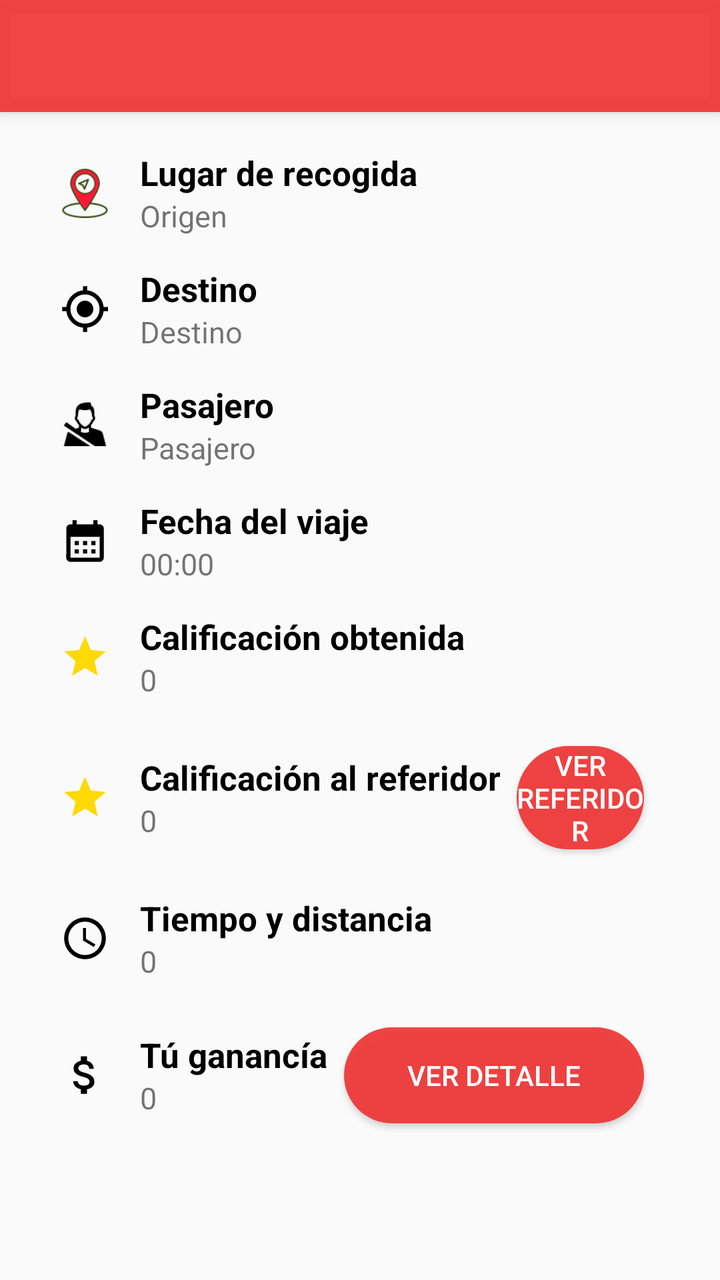
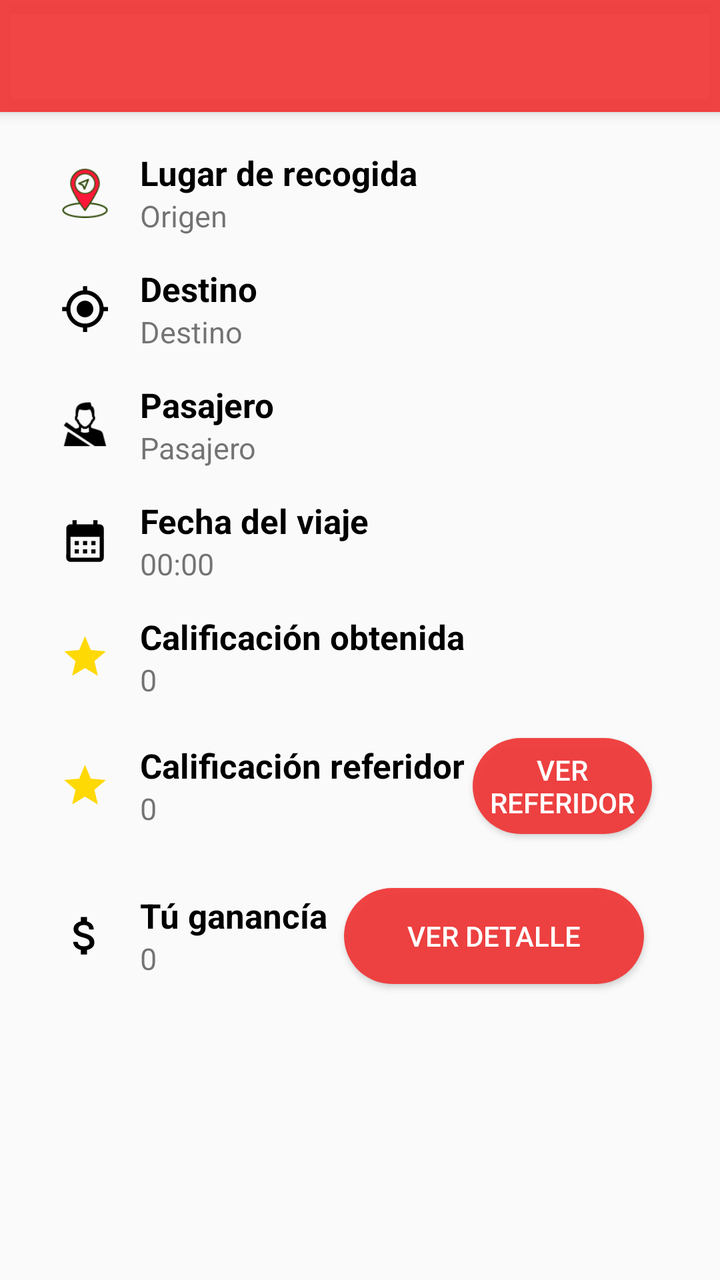

The first picture is an Android layout as it rendered before a commit; the second is the same layout after the commit. The layout source and the unified diff follow.
<!-- AndroidManifest.xml: application theme Theme.ToonsConductor -->
<!-- res/layout/activity_histories_details.xml -->
<?xml version="1.0" encoding="utf-8"?>
<androidx.coordinatorlayout.widget.CoordinatorLayout xmlns:android="http://schemas.android.com/apk/res/android"
    xmlns:app="http://schemas.android.com/apk/res-auto"
    xmlns:tools="http://schemas.android.com/tools"
    android:layout_width="match_parent"
    android:layout_height="match_parent"
    tools:context=".activitys.historiesDetails.HistoriesDetailActivity">

    <com.google.android.material.appbar.AppBarLayout
            android:layout_width="match_parent"
            android:layout_height="wrap_content">
        <androidx.appcompat.widget.Toolbar
            android:id="@+id/toolbar"
            android:layout_width="match_parent"
            android:layout_height="wrap_content" />
    </com.google.android.material.appbar.AppBarLayout>



    <LinearLayout
        android:layout_width="match_parent"
        android:layout_height="match_parent"
        android:orientation="vertical"
        android:layout_marginTop="60dp">

        <LinearLayout
            android:layout_width="match_parent"
            android:layout_height="wrap_content"
            android:orientation="horizontal"
            android:gravity="center_vertical"
            android:layout_marginLeft="30dp"
            android:layout_marginRight="30dp"
            android:layout_marginTop="15dp">

            <ImageView
                android:layout_width="25dp"
                android:layout_height="25dp"
                android:src="@drawable/my_location_red" />

            <LinearLayout
                android:layout_width="wrap_content"
                android:layout_height="wrap_content"
                android:orientation="vertical"
                android:layout_marginLeft="15dp">

                <TextView
                    android:layout_width="wrap_content"
                    android:layout_height="wrap_content"
                    android:text="Lugar de recogida"
                    android:textStyle="bold"
                    android:textColor="@color/black"
                    android:textSize="17sp"/>

                <TextView
                    android:id="@+id/textViewOrigin"
                    android:layout_width="wrap_content"
                    android:layout_height="wrap_content"
                    android:text="Origen"
                    android:textSize="15sp"/>

            </LinearLayout>

        </LinearLayout>


        <LinearLayout
            android:layout_width="match_parent"
            android:layout_height="wrap_content"
            android:orientation="horizontal"
            android:gravity="center_vertical"
            android:layout_marginLeft="30dp"
            android:layout_marginRight="30dp"
            android:layout_marginTop="15dp">

            <ImageView
                android:layout_width="25dp"
                android:layout_height="25dp"
                android:src="@drawable/baseline_my_location_24" />

            <LinearLayout
                android:layout_width="wrap_content"
                android:layout_height="wrap_content"
                android:orientation="vertical"
                android:layout_marginLeft="15dp">

                <TextView
                    android:layout_width="wrap_content"
                    android:layout_height="wrap_content"
                    android:text="Destino"
                    android:textStyle="bold"
                    android:textColor="@color/black"
                    android:textSize="17sp"/>

                <TextView
                    android:id="@+id/textViewDestination"
                    android:layout_width="wrap_content"
                    android:layout_height="wrap_content"
                    android:text="Destino"
                    android:textSize="15sp"/>

            </LinearLayout>

        </LinearLayout>

        <LinearLayout
            android:layout_width="match_parent"
            android:layout_height="wrap_content"
            android:orientation="horizontal"
            android:gravity="center_vertical"
            android:layout_marginLeft="30dp"
            android:layout_marginRight="30dp"
            android:layout_marginTop="15dp">

            <ImageView
                android:layout_width="25dp"
                android:layout_height="25dp"
                android:src="@drawable/ic_pasajero" />

            <LinearLayout
                android:layout_width="wrap_content"
                android:layout_height="wrap_content"
                android:orientation="vertical"
                android:layout_marginLeft="15dp">

                <TextView
                    android:layout_width="wrap_content"
                    android:layout_height="wrap_content"
                    android:text="Pasajero"
                    android:textStyle="bold"
                    android:textColor="@color/black"
                    android:textSize="17sp"/>

                <TextView
                    android:id="@+id/textViewPasajero"
                    android:layout_width="wrap_content"
                    android:layout_height="wrap_content"
                    android:text="Pasajero"
                    android:textSize="15sp"/>

            </LinearLayout>

        </LinearLayout>

        <LinearLayout
            android:layout_width="match_parent"
            android:layout_height="wrap_content"
            android:orientation="horizontal"
            android:gravity="center_vertical"
            android:layout_marginLeft="30dp"
            android:layout_marginRight="30dp"
            android:layout_marginTop="15dp">

            <ImageView
                android:layout_width="25dp"
                android:layout_height="25dp"
                android:src="@drawable/baseline_calendar_month_24" />

            <LinearLayout
                android:layout_width="wrap_content"
                android:layout_height="wrap_content"
                android:orientation="vertical"
                android:layout_marginLeft="15dp">

                <TextView
                    android:layout_width="wrap_content"
                    android:layout_height="wrap_content"
                    android:text="Fecha del viaje"
                    android:textStyle="bold"
                    android:textColor="@color/black"
                    android:textSize="17sp"/>

                <TextView
                    android:id="@+id/textViewDate"
                    android:layout_width="wrap_content"
                    android:layout_height="wrap_content"
                    android:text="00:00"
                    android:textSize="15sp"/>

            </LinearLayout>

        </LinearLayout>

        <LinearLayout
            android:layout_width="match_parent"
            android:layout_height="wrap_content"
            android:orientation="horizontal"
            android:gravity="center_vertical"
            android:layout_marginLeft="30dp"
            android:layout_marginRight="30dp"
            android:layout_marginTop="15dp">

            <ImageView
                android:layout_width="25dp"
                android:layout_height="25dp"
                android:src="@drawable/baseline_star_24" />

            <LinearLayout
                android:layout_width="wrap_content"
                android:layout_height="wrap_content"
                android:orientation="vertical"
                android:layout_marginLeft="15dp">

                <TextView
                    android:layout_width="wrap_content"
                    android:layout_height="wrap_content"
                    android:text="Calificación obtenida"
                    android:textStyle="bold"
                    android:textColor="@color/black"
                    android:textSize="17sp"/>

                <TextView
                    android:id="@+id/textViewMyCalification"
                    android:layout_width="wrap_content"
                    android:layout_height="wrap_content"
                    android:text="0"
                    android:textSize="15sp"/>

            </LinearLayout>

        </LinearLayout>

        <LinearLayout
            android:layout_width="match_parent"
            android:layout_height="wrap_content"
            android:orientation="horizontal"
            android:gravity="center_vertical"
            android:layout_marginLeft="30dp"
            android:layout_marginRight="30dp"
            android:layout_marginTop="15dp">

            <ImageView
                android:layout_width="25dp"
                android:layout_height="25dp"
                android:src="@drawable/baseline_star_24" />

            <LinearLayout
                android:layout_width="wrap_content"
                android:layout_height="wrap_content"
                android:orientation="vertical"
                android:layout_marginLeft="15dp">

                <TextView
                    android:layout_width="wrap_content"
                    android:layout_height="wrap_content"
                    android:text="Calificación al referidor"
                    android:textStyle="bold"
                    android:textColor="@color/black"
                    android:textSize="17sp"/>

                <TextView
                    android:id="@+id/textViewClientCalification"
                    android:layout_width="wrap_content"
                    android:layout_height="wrap_content"
                    android:text="0"
                    android:textSize="15sp"/>

            </LinearLayout>

            <Button
                android:layout_margin="8dp"
                android:id="@+id/button_ver_cliente"
                android:layout_width="100dp"
                android:layout_height="wrap_content"
                android:layout_weight="1"
                android:background="@drawable/boton_redondo"
                android:textColor="@color/white"
                android:text="Ver Referidor" />


        </LinearLayout>

        <LinearLayout
            android:layout_width="match_parent"
            android:layout_height="wrap_content"
            android:orientation="horizontal"
            android:gravity="center_vertical"
            android:layout_marginLeft="30dp"
            android:layout_marginRight="30dp"
            android:layout_marginTop="15dp">

            <ImageView
                android:layout_width="25dp"
                android:layout_height="25dp"
                android:src="@drawable/baseline_access_time_24" />

            <LinearLayout
                android:layout_width="wrap_content"
                android:layout_height="wrap_content"
                android:orientation="vertical"
                android:layout_marginLeft="15dp">

                <TextView
                    android:layout_width="wrap_content"
                    android:layout_height="wrap_content"
                    android:text="Tiempo y distancia"
                    android:textStyle="bold"
                    android:textColor="@color/black"
                    android:textSize="17sp"/>

                <TextView
                    android:id="@+id/textViewTimeAndDistance"
                    android:layout_width="wrap_content"
                    android:layout_height="wrap_content"
                    android:text="0"
                    android:textSize="15sp"/>

            </LinearLayout>

        </LinearLayout>

        <LinearLayout
            android:layout_width="match_parent"
            android:layout_height="wrap_content"
            android:orientation="horizontal"
            android:gravity="center_vertical"
            android:layout_marginLeft="30dp"
            android:layout_marginRight="30dp"
            android:layout_marginTop="15dp">

            <ImageView
                android:layout_width="25dp"
                android:layout_height="25dp"
                android:src="@drawable/baseline_attach_money_24" />

            <LinearLayout
                android:layout_width="wrap_content"
                android:layout_height="wrap_content"
                android:orientation="vertical"
                android:layout_marginLeft="15dp">

                <TextView
                    android:layout_width="wrap_content"
                    android:layout_height="wrap_content"
                    android:text="Tú ganancía"
                    android:textStyle="bold"
                    android:textColor="@color/black"
                    android:textSize="17sp"/>

                <TextView
                    android:id="@+id/textViewPrice"
                    android:layout_width="wrap_content"
                    android:layout_height="wrap_content"
                    android:text="0"
                    android:textSize="15sp"/>

            </LinearLayout>

            <Button
                android:layout_margin="8dp"
                android:id="@+id/button_ver_detalle"
                android:layout_width="150dp"
                android:layout_height="wrap_content"

                android:background="@drawable/boton_redondo"
                android:textColor="@color/white"
                android:text="Ver detalle" />

        </LinearLayout>

    </LinearLayout>

</androidx.coordinatorlayout.widget.CoordinatorLayout>
<!-- resources referenced by this layout -->
<resources>
  <color name="black">#FF000000</color>
  <color name="white">#FFFFFFFF</color>
  <!-- drawable baseline_access_time_24 (drawable) -->
  <vector android:height="24dp" android:tint="#000000"
      android:viewportHeight="24" android:viewportWidth="24"
      android:width="24dp" xmlns:android="http://schemas.android.com/apk/res/android">
      <path android:fillColor="@android:color/white" android:pathData="M11.99,2C6.47,2 2,6.48 2,12s4.47,10 9.99,10C17.52,22 22,17.52 22,12S17.52,2 11.99,2zM12,20c-4.42,0 -8,-3.58 -8,-8s3.58,-8 8,-8 8,3.58 8,8 -3.58,8 -8,8z"/>
      <path android:fillColor="@android:color/white" android:pathData="M12.5,7H11v6l5.25,3.15 0.75,-1.23 -4.5,-2.67z"/>
  </vector>
  <!-- drawable baseline_attach_money_24 (drawable) -->
  <vector android:height="24dp" android:tint="#000000"
      android:viewportHeight="24" android:viewportWidth="24"
      android:width="24dp" xmlns:android="http://schemas.android.com/apk/res/android">
      <path android:fillColor="@android:color/white" android:pathData="M11.8,10.9c-2.27,-0.59 -3,-1.2 -3,-2.15 0,-1.09 1.01,-1.85 2.7,-1.85 1.78,0 2.44,0.85 2.5,2.1h2.21c-0.07,-1.72 -1.12,-3.3 -3.21,-3.81V3h-3v2.16c-1.94,0.42 -3.5,1.68 -3.5,3.61 0,2.31 1.91,3.46 4.7,4.13 2.5,0.6 3,1.48 3,2.41 0,0.69 -0.49,1.79 -2.7,1.79 -2.06,0 -2.87,-0.92 -2.98,-2.1h-2.2c0.12,2.19 1.76,3.42 3.68,3.83V21h3v-2.15c1.95,-0.37 3.5,-1.5 3.5,-3.55 0,-2.84 -2.43,-3.81 -4.7,-4.4z"/>
  </vector>
  <!-- drawable baseline_calendar_month_24 (drawable) -->
  <vector android:height="24dp" android:tint="#000000"
      android:viewportHeight="24" android:viewportWidth="24"
      android:width="24dp" xmlns:android="http://schemas.android.com/apk/res/android">
      <path android:fillColor="@android:color/white" android:pathData="M19,4h-1V2h-2v2H8V2H6v2H5C3.89,4 3.01,4.9 3.01,6L3,20c0,1.1 0.89,2 2,2h14c1.1,0 2,-0.9 2,-2V6C21,4.9 20.1,4 19,4zM19,20H5V10h14V20zM9,14H7v-2h2V14zM13,14h-2v-2h2V14zM17,14h-2v-2h2V14zM9,18H7v-2h2V18zM13,18h-2v-2h2V18zM17,18h-2v-2h2V18z"/>
  </vector>
  <!-- drawable baseline_my_location_24 (drawable) -->
  <vector android:height="24dp" android:tint="#000000"
      android:viewportHeight="24" android:viewportWidth="24"
      android:width="24dp" xmlns:android="http://schemas.android.com/apk/res/android">
      <path android:fillColor="@android:color/white" android:pathData="M12,8c-2.21,0 -4,1.79 -4,4s1.79,4 4,4 4,-1.79 4,-4 -1.79,-4 -4,-4zM20.94,11c-0.46,-4.17 -3.77,-7.48 -7.94,-7.94L13,1h-2v2.06C6.83,3.52 3.52,6.83 3.06,11L1,11v2h2.06c0.46,4.17 3.77,7.48 7.94,7.94L11,23h2v-2.06c4.17,-0.46 7.48,-3.77 7.94,-7.94L23,13v-2h-2.06zM12,19c-3.87,0 -7,-3.13 -7,-7s3.13,-7 7,-7 7,3.13 7,7 -3.13,7 -7,7z"/>
  </vector>
  <!-- drawable baseline_star_24 (drawable) -->
  <vector android:height="24dp" android:tint="#FFD904"
      android:viewportHeight="24" android:viewportWidth="24"
      android:width="24dp" xmlns:android="http://schemas.android.com/apk/res/android">
      <path android:fillColor="@android:color/white" android:pathData="M12,17.27L18.18,21l-1.64,-7.03L22,9.24l-7.19,-0.61L12,2 9.19,8.63 2,9.24l5.46,4.73L5.82,21z"/>
  </vector>
  <!-- drawable boton_redondo (drawable) -->
  <?xml version="1.0" encoding="utf-8"?>
  <shape
      xmlns:android="http://schemas.android.com/apk/res/android">
  
      <corners android:radius="50dp"></corners>
      <solid android:color="@color/rojo"></solid>
  </shape>
  <style name="Theme.ToonsConductor" parent="Base.Theme.ToonsConductor" />
  <color name="rojo">#EEF13737</color>
  <color name="grey">#BFBFBF</color>
  <style name="CustomProgressBar" parent="@android:style/Widget.ProgressBar">
          <item name="android:backgroundTint">@color/red</item>
      </style>
  <color name="red">#FF1739</color>
  <!-- unchanged entries left out for length: 3 -->
</resources>

<!-- the commit's change to res/layout/activity_histories_details.xml (unified diff, before → after) -->
@@ -242,7 +242,7 @@
                 <TextView
                     android:layout_width="wrap_content"
                     android:layout_height="wrap_content"
-                    android:text="Calificación al referidor"
+                    android:text="Calificación referidor"
                     android:textStyle="bold"
                     android:textColor="@color/black"
                     android:textSize="17sp"/>
@@ -257,7 +257,7 @@
             </LinearLayout>
 
             <Button
-                android:layout_margin="8dp"
+                android:layout_margin="4dp"
                 android:id="@+id/button_ver_cliente"
                 android:layout_width="100dp"
                 android:layout_height="wrap_content"
@@ -269,44 +269,45 @@
 
         </LinearLayout>
 
-        <LinearLayout
-            android:layout_width="match_parent"
-            android:layout_height="wrap_content"
-            android:orientation="horizontal"
-            android:gravity="center_vertical"
-            android:layout_marginLeft="30dp"
-            android:layout_marginRight="30dp"
-            android:layout_marginTop="15dp">
-
-            <ImageView
-                android:layout_width="25dp"
-                android:layout_height="25dp"
-                android:src="@drawable/baseline_access_time_24" />
-
-            <LinearLayout
-                android:layout_width="wrap_content"
-                android:layout_height="wrap_content"
-                android:orientation="vertical"
-                android:layout_marginLeft="15dp">
-
-                <TextView
-                    android:layout_width="wrap_content"
-                    android:layout_height="wrap_content"
-                    android:text="Tiempo y distancia"
-                    android:textStyle="bold"
-                    android:textColor="@color/black"
-                    android:textSize="17sp"/>
-
-                <TextView
-                    android:id="@+id/textViewTimeAndDistance"
-                    android:layout_width="wrap_content"
-                    android:layout_height="wrap_content"
-                    android:text="0"
-                    android:textSize="15sp"/>
-
-            </LinearLayout>
-
-        </LinearLayout>
+
+
+
+
+
+
+
+
+
+
+
+
+
+
+
+
+
+
+
+
+
+
+
+
+
+
+
+
+
+
+
+
+
+
+
+
+
+
+
 
         <LinearLayout
             android:layout_width="match_parent"
<!-- resource entries referenced after the edit -->
@@ -2,13 +2,6 @@
 <resources>
   <color name="black">#FF000000</color>
   <color name="white">#FFFFFFFF</color>
-  <!-- drawable baseline_access_time_24 (drawable) -->
-  <vector android:height="24dp" android:tint="#000000"
-      android:viewportHeight="24" android:viewportWidth="24"
-      android:width="24dp" xmlns:android="http://schemas.android.com/apk/res/android">
-      <path android:fillColor="@android:color/white" android:pathData="M11.99,2C6.47,2 2,6.48 2,12s4.47,10 9.99,10C17.52,22 22,17.52 22,12S17.52,2 11.99,2zM12,20c-4.42,0 -8,-3.58 -8,-8s3.58,-8 8,-8 8,3.58 8,8 -3.58,8 -8,8z"/>
-      <path android:fillColor="@android:color/white" android:pathData="M12.5,7H11v6l5.25,3.15 0.75,-1.23 -4.5,-2.67z"/>
-  </vector>
   <!-- drawable baseline_attach_money_24 (drawable) -->
   <vector android:height="24dp" android:tint="#000000"
       android:viewportHeight="24" android:viewportWidth="24"
